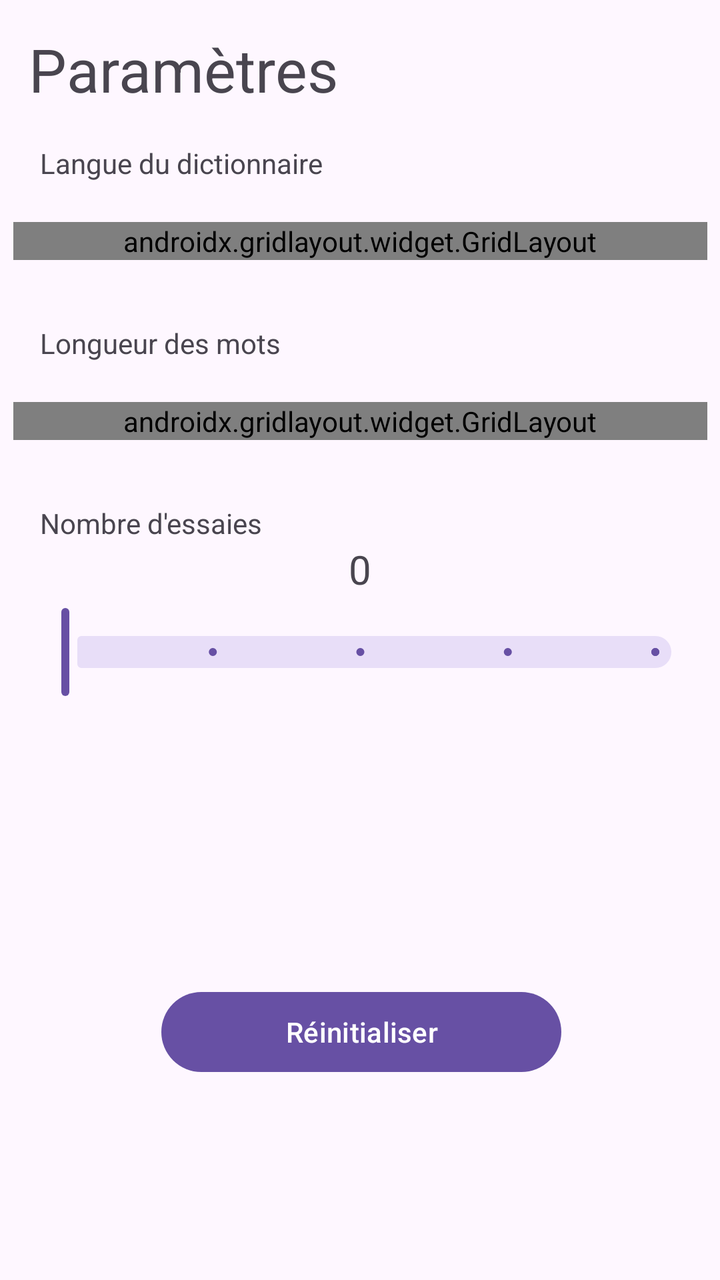
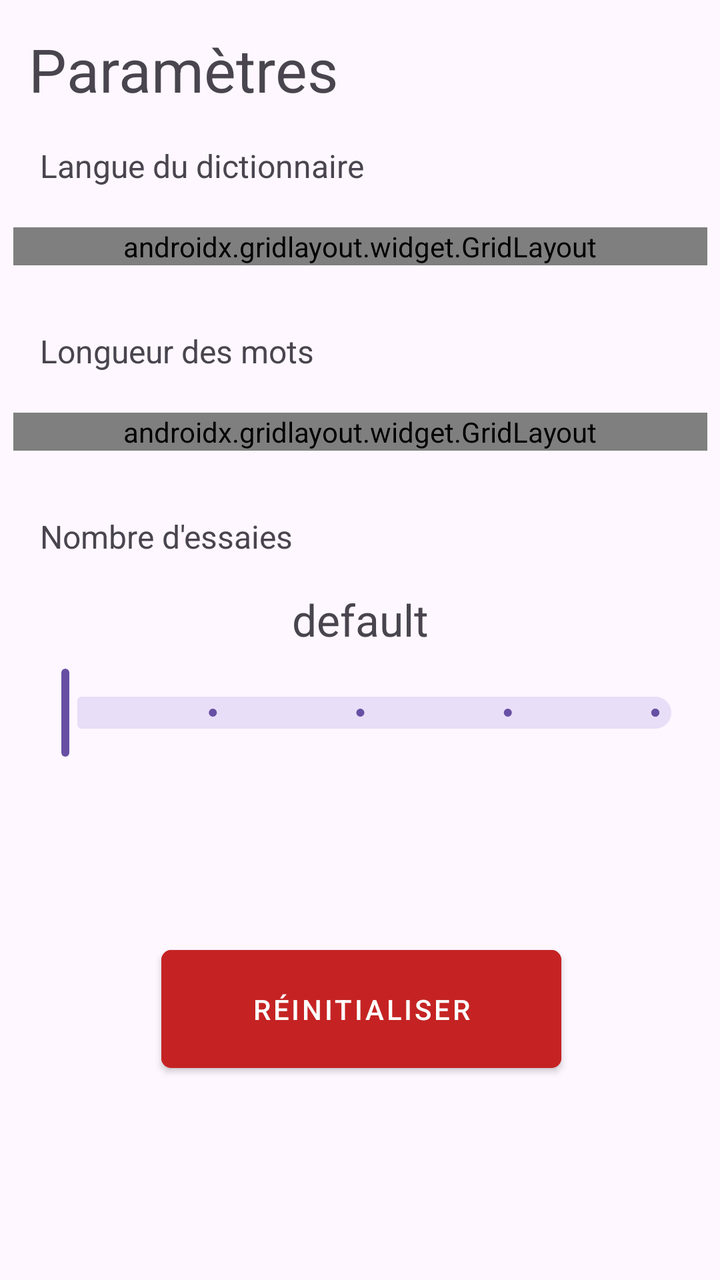

Before-and-after screenshots of an Android layout around one commit, followed by the original layout XML and the change that was made.
<!-- AndroidManifest.xml: application theme Theme.Wordle -->
<!-- res/layout/fragment_settings.xml -->
<?xml version="1.0" encoding="utf-8"?>
<androidx.constraintlayout.widget.ConstraintLayout xmlns:android="http://schemas.android.com/apk/res/android"
    xmlns:app="http://schemas.android.com/apk/res-auto"
    xmlns:tools="http://schemas.android.com/tools"
    android:id="@+id/settingsLayout"
    android:layout_width="match_parent"
    android:layout_height="match_parent"
    tools:context=".SettingsFragment">

    
    <TextView
        android:id="@+id/textView"
        android:layout_width="wrap_content"
        android:layout_height="wrap_content"
        android:text="@string/settings"
        android:textSize="30sp"
        app:layout_constraintBottom_toBottomOf="parent"
        app:layout_constraintEnd_toEndOf="parent"
        app:layout_constraintHorizontal_bias="0.069"
        app:layout_constraintStart_toStartOf="parent"
        app:layout_constraintTop_toTopOf="parent"
        app:layout_constraintVertical_bias="0.024" />

    <TextView
        android:id="@+id/txt_ChoiceLanguage"
        android:layout_width="wrap_content"
        android:layout_height="wrap_content"
        android:layout_marginStart="20dp"
        android:layout_marginTop="72dp"
        android:text="@string/langue_choice"
        app:layout_constraintStart_toStartOf="parent"
        app:layout_constraintTop_toTopOf="parent" />

    <androidx.gridlayout.widget.GridLayout
        android:id="@+id/choix_langues_grid"
        android:layout_width="347dp"
        android:layout_height="wrap_content"
        android:layout_marginTop="20dp"
        app:layout_constraintEnd_toEndOf="parent"
        app:layout_constraintStart_toStartOf="parent"
        app:layout_constraintTop_toBottomOf="@+id/txt_ChoiceLanguage">

        <Button
            android:id="@+id/btn_french"
            android:layout_width="wrap_content"
            android:layout_height="wrap_content"
            android:text="Français" />

        <Button
            android:id="@+id/btn_english"
            android:layout_width="wrap_content"
            android:layout_height="wrap_content"
            android:text="Anglais" />

        <Button
            android:id="@+id/btn_spain"
            android:layout_width="wrap_content"
            android:layout_height="wrap_content"
            android:text="Espagnol"
            app:layout_column="2"
            app:layout_row="0" />
    </androidx.gridlayout.widget.GridLayout>

    <TextView
        android:id="@+id/txt_lenght"
        android:layout_width="wrap_content"
        android:layout_height="wrap_content"
        android:layout_marginStart="20dp"
        android:layout_marginTop="32dp"
        android:text="Longueur des mots"
        app:layout_constraintStart_toStartOf="parent"
        app:layout_constraintTop_toBottomOf="@+id/choix_langues_grid" />

    <androidx.gridlayout.widget.GridLayout
        android:id="@+id/grill_taille_mots"
        android:layout_width="347dp"
        android:layout_height="wrap_content"
        android:layout_marginTop="20dp"
        app:layout_constraintEnd_toEndOf="parent"
        app:layout_constraintStart_toStartOf="parent"
        app:layout_constraintTop_toBottomOf="@+id/txt_lenght">

        <Button
            android:id="@+id/btn_four"
            android:layout_width="wrap_content"
            android:layout_height="wrap_content"
            android:text="4" />

        <Button
            android:id="@+id/btn_five"
            android:layout_width="wrap_content"
            android:layout_height="wrap_content"
            android:text="5"
            app:layout_column="1"
            app:layout_row="0" />

        <Button
            android:id="@+id/btn_six"
            android:layout_width="wrap_content"
            android:layout_height="wrap_content"
            android:text="6"
            app:layout_column="2"
            app:layout_row="0" />

        <Button
            android:id="@+id/btn_random"
            android:layout_width="wrap_content"
            android:layout_height="wrap_content"
            android:text="Random"
            app:layout_column="3"
            app:layout_row="0" />
    </androidx.gridlayout.widget.GridLayout>

    <TextView
        android:id="@+id/txt_attempts"
        android:layout_width="wrap_content"
        android:layout_height="wrap_content"
        android:layout_marginStart="20dp"
        android:layout_marginTop="32dp"
        android:text="Nombre d'essaies"
        app:layout_constraintStart_toStartOf="parent"
        app:layout_constraintTop_toBottomOf="@+id/grill_taille_mots" />

    <com.google.android.material.slider.Slider
        android:id="@+id/slider_attempts"
        android:layout_width="339dp"
        android:layout_height="48dp"
        android:layout_marginTop="4dp"
        android:valueFrom="4"
        android:valueTo="8"
        android:stepSize="1"
        app:layout_constraintEnd_toEndOf="parent"
        app:layout_constraintStart_toStartOf="parent"
        app:layout_constraintTop_toBottomOf="@+id/txt_value_nbAttempts" />

    <TextView
        android:id="@+id/txt_value_nbAttempts"
        android:layout_width="wrap_content"
        android:layout_height="wrap_content"
        android:text="0"
        android:textSize="20sp"
        app:layout_constraintEnd_toEndOf="parent"
        app:layout_constraintHorizontal_bias="0.5"
        app:layout_constraintStart_toStartOf="parent"
        app:layout_constraintTop_toBottomOf="@+id/txt_attempts" />

    <Button
        android:id="@+id/btn_reinit"
        android:layout_width="200dp"
        android:layout_height="wrap_content"
        android:layout_marginBottom="100dp"
        android:text="Réinitialiser"
        app:layout_constraintBottom_toBottomOf="parent"
        app:layout_constraintEnd_toEndOf="parent"
        app:layout_constraintHorizontal_bias="0.504"
        app:layout_constraintStart_toStartOf="parent" />

</androidx.constraintlayout.widget.ConstraintLayout>
<!-- resources referenced by this layout -->
<resources>
  <string name="langue_choice">Langue du dictionnaire</string>
  <string name="settings">Paramètres</string>
  <style name="Theme.Wordle" parent="Base.Theme.Wordle" />
  <style name="Base.Theme.Wordle" parent="Theme.Material3.DayNight.NoActionBar">
          
          
      </style>
</resources>

<!-- the commit's change to res/layout/fragment_settings.xml (unified diff, before → after) -->
@@ -10,6 +10,7 @@
     
     <TextView
         android:id="@+id/textView"
+        style="@style/texte"
         android:layout_width="wrap_content"
         android:layout_height="wrap_content"
         android:text="@string/settings"
@@ -23,6 +24,7 @@
 
     <TextView
         android:id="@+id/txt_ChoiceLanguage"
+        style="@style/texte"
         android:layout_width="wrap_content"
         android:layout_height="wrap_content"
         android:layout_marginStart="20dp"
@@ -36,6 +38,7 @@
         android:layout_width="347dp"
         android:layout_height="wrap_content"
         android:layout_marginTop="20dp"
+        app:columnCount="3"
         app:layout_constraintEnd_toEndOf="parent"
         app:layout_constraintStart_toStartOf="parent"
         app:layout_constraintTop_toBottomOf="@+id/txt_ChoiceLanguage">
@@ -44,12 +47,16 @@
             android:id="@+id/btn_french"
             android:layout_width="wrap_content"
             android:layout_height="wrap_content"
+            android:layout_margin="4dp"
+            app:layout_columnWeight="1"
             android:text="Français" />
 
         <Button
             android:id="@+id/btn_english"
             android:layout_width="wrap_content"
             android:layout_height="wrap_content"
+            android:layout_margin="4dp"
+            app:layout_columnWeight="1"
             android:text="Anglais" />
 
         <Button
@@ -57,11 +64,14 @@
             android:layout_width="wrap_content"
             android:layout_height="wrap_content"
             android:text="Espagnol"
+            android:layout_margin="4dp"
+            app:layout_columnWeight="1"
             app:layout_column="2"
             app:layout_row="0" />
     </androidx.gridlayout.widget.GridLayout>
 
     <TextView
+        style="@style/texte"
         android:id="@+id/txt_lenght"
         android:layout_width="wrap_content"
         android:layout_height="wrap_content"
@@ -76,48 +86,57 @@
         android:layout_width="347dp"
         android:layout_height="wrap_content"
         android:layout_marginTop="20dp"
+        app:columnCount="4"
         app:layout_constraintEnd_toEndOf="parent"
         app:layout_constraintStart_toStartOf="parent"
         app:layout_constraintTop_toBottomOf="@+id/txt_lenght">
 
         <Button
             android:id="@+id/btn_four"
-            android:layout_width="wrap_content"
+            android:layout_width="0dp"
+            android:layout_margin="4dp"
             android:layout_height="wrap_content"
-            android:text="4" />
+            android:text="@string/_4"
+            app:layout_columnWeight="1"
+            app:layout_gravity="fill_horizontal|center_vertical" />
 
         <Button
             android:id="@+id/btn_five"
-            android:layout_width="wrap_content"
+            android:layout_width="0dp"
             android:layout_height="wrap_content"
-            android:text="5"
-            app:layout_column="1"
-            app:layout_row="0" />
+            android:layout_margin="4dp"
+            android:text="@string/_5"
+            app:layout_columnWeight="1"
+            app:layout_gravity="fill_horizontal|center_vertical" />
 
         <Button
             android:id="@+id/btn_six"
-            android:layout_width="wrap_content"
+            android:layout_width="0dp"
             android:layout_height="wrap_content"
-            android:text="6"
-            app:layout_column="2"
-            app:layout_row="0" />
+            android:layout_margin="4dp"
+            android:text="@string/_6"
+            app:layout_columnWeight="1"
+            app:layout_gravity="fill_horizontal|center_vertical" />
 
         <Button
             android:id="@+id/btn_random"
-            android:layout_width="wrap_content"
+            android:layout_width="0dp"
             android:layout_height="wrap_content"
-            android:text="Random"
-            app:layout_column="3"
-            app:layout_row="0" />
+            android:layout_margin="4dp"
+            android:text="@string/random"
+            app:layout_columnWeight="1"
+            app:layout_gravity="fill_horizontal|center_vertical" />
+
     </androidx.gridlayout.widget.GridLayout>
 
     <TextView
         android:id="@+id/txt_attempts"
+        style="@style/texte"
         android:layout_width="wrap_content"
         android:layout_height="wrap_content"
         android:layout_marginStart="20dp"
         android:layout_marginTop="32dp"
-        android:text="Nombre d'essaies"
+        android:text="@string/nombre_d_essaies"
         app:layout_constraintStart_toStartOf="parent"
         app:layout_constraintTop_toBottomOf="@+id/grill_taille_mots" />
 
@@ -125,10 +144,10 @@
         android:id="@+id/slider_attempts"
         android:layout_width="339dp"
         android:layout_height="48dp"
-        android:layout_marginTop="4dp"
+        android:layout_marginTop="8dp"
+        android:stepSize="1"
         android:valueFrom="4"
         android:valueTo="8"
-        android:stepSize="1"
         app:layout_constraintEnd_toEndOf="parent"
         app:layout_constraintStart_toStartOf="parent"
         app:layout_constraintTop_toBottomOf="@+id/txt_value_nbAttempts" />
@@ -137,16 +156,19 @@
         android:id="@+id/txt_value_nbAttempts"
         android:layout_width="wrap_content"
         android:layout_height="wrap_content"
-        android:text="0"
-        android:textSize="20sp"
+        android:layout_marginTop="16dp"
+        android:text="@string/defaut"
+        android:textAlignment="center"
+        android:textSize="22sp"
         app:layout_constraintEnd_toEndOf="parent"
-        app:layout_constraintHorizontal_bias="0.5"
         app:layout_constraintStart_toStartOf="parent"
         app:layout_constraintTop_toBottomOf="@+id/txt_attempts" />
 
     <Button
         android:id="@+id/btn_reinit"
         android:layout_width="200dp"
+        style="@style/bouton_quit"
+        android:padding="20dp"
         android:layout_height="wrap_content"
         android:layout_marginBottom="100dp"
         android:text="Réinitialiser"
<!-- resource entries referenced after the edit -->
@@ -1,8 +1,29 @@
 <!-- resources referenced by this layout -->
 <resources>
+  <string name="_4">4</string>
+  <string name="_5">5</string>
+  <string name="_6">6</string>
+  <string name="defaut">default</string>
   <string name="langue_choice">Langue du dictionnaire</string>
+  <string name="nombre_d_essaies">Nombre d\'essaies</string>
+  <string name="random">Random</string>
   <string name="settings">Paramètres</string>
+  <style name="bouton_quit" parent="Widget.MaterialComponents.Button">
+          <item name="android:backgroundTint">@color/red</item>
+          <item name="android:layout_height">wrap_content</item>
+          <item name="android:padding">10dp</item>
+          <item name="cornerRadius">5dp</item>
+      </style>
+  <style name="texte">
+          <item name="android:textSize">16sp</item>
+          <item name="android:textAlignment">viewStart</item>
+          <item name="android:justificationMode" tools:targetApi="26">inter_word</item>
+          <item name="singleLine">false</item>
+          <item name="android:layout_height">wrap_content</item>
+          <item name="android:layout_width">380dp</item>
+      </style>
   <style name="Theme.Wordle" parent="Base.Theme.Wordle" />
+  <color name="red">#C52323</color>
   <style name="Base.Theme.Wordle" parent="Theme.Material3.DayNight.NoActionBar">
           
           
